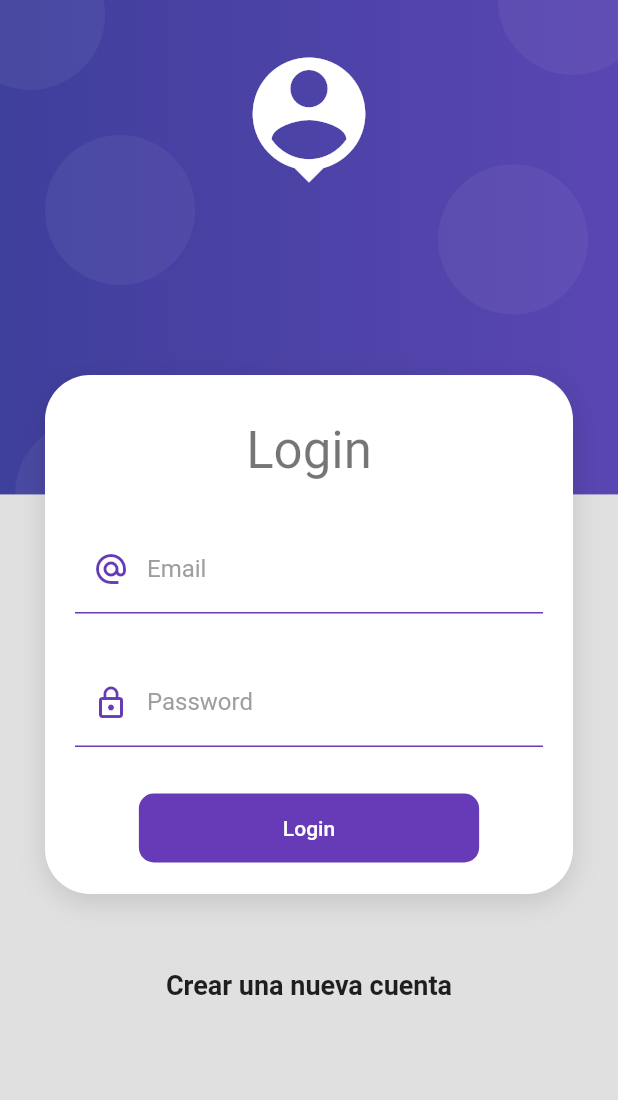
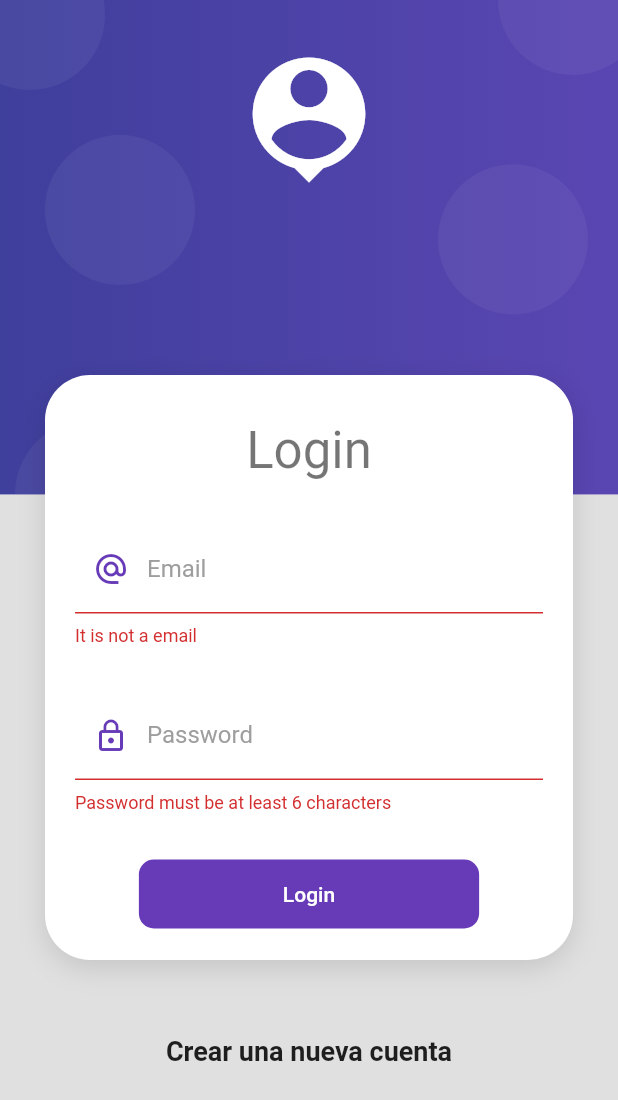
Before and after one commit to Keickd/Productos_app, a Flutter app: the screen it shows after launch, after a tap on "Login", on a phone screen of 412 x 824 dp. Shown: the top 1100 px of the screen. Run offline on Flutter 3.47's test engine with Material 2 defaults, Android fonts, the phone set to English and light mode, and no system bars.

```diff
--- /dev/null
+++ b/lib/providers/login_form_provider.dart
@@ -0,0 +1,12 @@
+import 'package:flutter/material.dart';
+
+class LoginFormProvider extends ChangeNotifier {
+  GlobalKey<FormState> formKey = GlobalKey<FormState>();
+
+  String email = '';
+  String password = '';
+
+  bool isValidForm() {
+    return formKey.currentState?.validate() ?? false;
+  }
+}
--- a/lib/screens/login_screen.dart
+++ b/lib/screens/login_screen.dart
@@ -1,6 +1,8 @@
 import 'package:flutter/material.dart';
+import 'package:productos_app/providers/login_form_provider.dart';
 import 'package:productos_app/ui/input_decorations.dart';
 import 'package:productos_app/widgets/widgets.dart';
+import 'package:provider/provider.dart';
 
 class LoginScreen extends StatelessWidget {
   const LoginScreen({Key? key}) : super(key: key);
@@ -20,7 +22,9 @@ class LoginScreen extends StatelessWidget {
                   Text('Login',
                       style: Theme.of(context).textTheme.headlineMedium),
                   const SizedBox(height: 30),
-                  const _loginForm(),
+                  ChangeNotifierProvider(
+                      create: (context) => LoginFormProvider(),
+                      child: const _loginForm()),
                 ],
               ),
             ),
@@ -42,30 +46,52 @@ class _loginForm extends StatelessWidget {
 
   @override
   Widget build(BuildContext context) {
+    final loginForm = Provider.of<LoginFormProvider>(context);
+
     return Container(
       child: Form(
+        key: loginForm.formKey,
+        autovalidateMode: AutovalidateMode.onUserInteraction,
         child: Column(
           children: [
             TextFormField(
+              onChanged: (value) => loginForm.email = value,
               autocorrect: false,
               keyboardType: TextInputType.emailAddress,
               decoration: InputDecorations.authInputDecoration(
                   hintText: 'john.doe@gmail.com',
                   labelText: 'Email',
                   prefixIcon: Icons.alternate_email_sharp),
+              validator: (value) {
+                String pattern =
+                    r'^(([^<>()[\]\\.,;:\s@\"]+(\.[^<>()[\]\\.,;:\s@\"]+)*)|(\".+\"))@((\[[0-9]{1,3}\.[0-9]{1,3}\.[0-9]{1,3}\.[0-9]{1,3}\])|(([a-zA-Z\-0-9]+\.)+[a-zA-Z]{2,}))$';
+                RegExp regExp = new RegExp(pattern);
+                return regExp.hasMatch(value ?? '')
+                    ? null
+                    : 'It is not a email';
+              },
             ),
-            SizedBox(height: 30),
+            const SizedBox(height: 30),
             TextFormField(
+              onChanged: (value) => loginForm.password = value,
               autocorrect: false,
               obscureText: true,
               decoration: InputDecorations.authInputDecoration(
                   hintText: '****',
                   labelText: 'Password',
                   prefixIcon: Icons.lock_outline),
+              validator: (value) {
+                return (value != null && value.length >= 6)
+                    ? null
+                    : 'Password must be at least 6 characters';
+              },
             ),
-            SizedBox(height: 30),
+            const SizedBox(height: 30),
             MaterialButton(
-              onPressed: () {},
+              onPressed: () {
+                if (!loginForm.isValidForm()) return;
+                Navigator.pushReplacementNamed(context, 'home');
+              },
               shape: RoundedRectangleBorder(
                 borderRadius: BorderRadius.circular(10),
               ),
@@ -73,8 +99,9 @@ class _loginForm extends StatelessWidget {
               elevation: 0,
               color: Colors.deepPurple,
               child: Container(
-                padding: EdgeInsets.symmetric(horizontal: 80, vertical: 15),
-                child: Text(
+                padding:
+                    const EdgeInsets.symmetric(horizontal: 80, vertical: 15),
+                child: const Text(
                   'Login',
                   style: TextStyle(color: Colors.white),
                 ),
```
Also changed, not shown: pubspec.yaml (+4 -12 lines), pubspec.lock.
